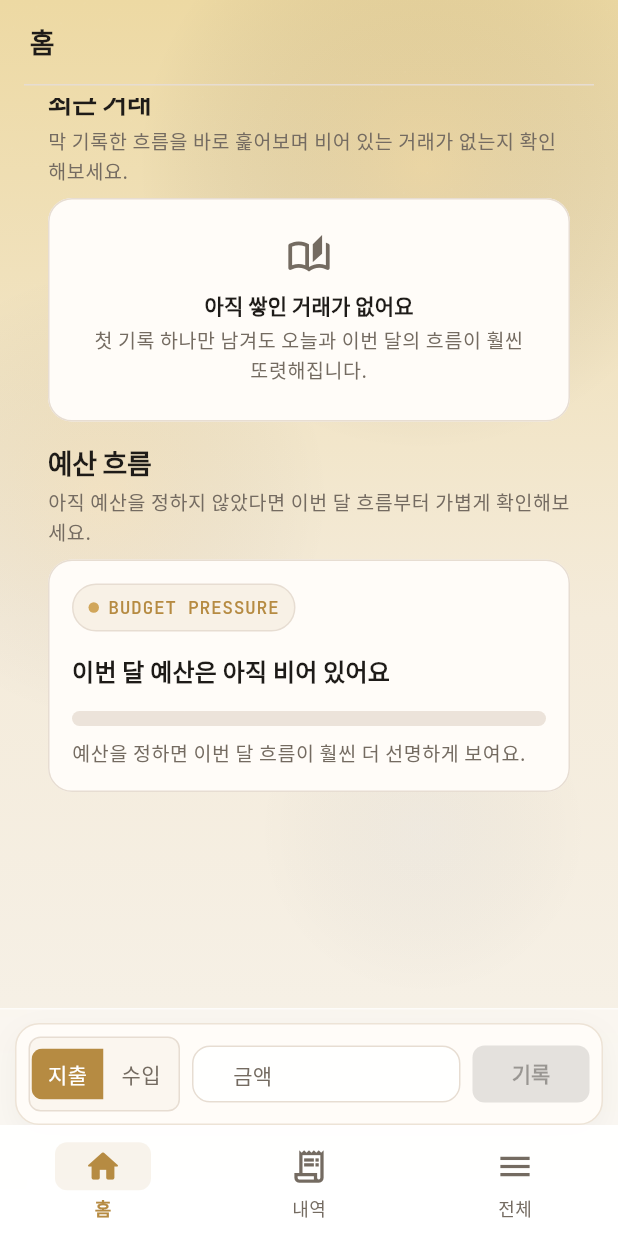
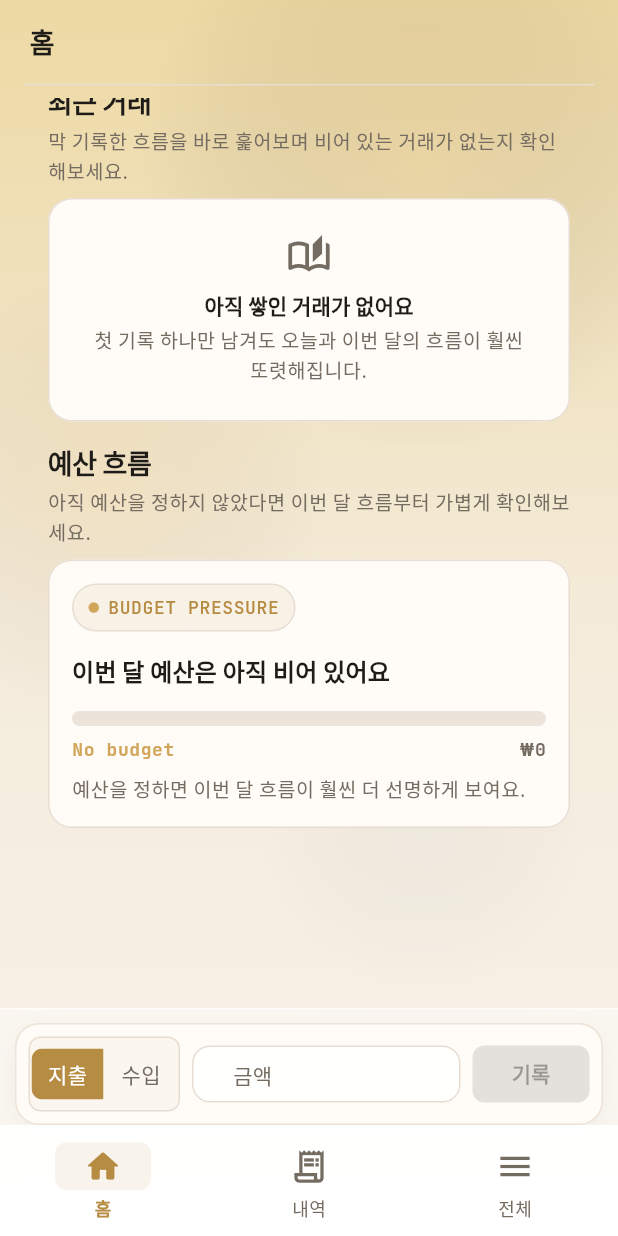
Before and after one commit to skypsj032-code/smart-wallet-app, a Flutter app: the screen it shows after launch, scrolled down 1073 dp, on a phone screen of 412 x 824 dp. Run offline on Flutter 3.47's test engine with Material 3 defaults, Android fonts, the light colour scheme and no system bars; our stand-ins replace camera, drift, file_picker, fl_chart, flutter_riverpod, go_router and 2 more; missing offline and left inert: google_mlkit_text_recognition; accounts and stored records are empty; generated files the repository leaves out were written again.

Commit message:
refactor: compact budget status card

```diff
--- a/lib/features/dashboard/presentation/dashboard_screen.dart
+++ b/lib/features/dashboard/presentation/dashboard_screen.dart
@@ -1487,6 +1487,7 @@ class _TodayLoopCard extends StatelessWidget {
     final hasTodayEntry = summary.todayTransactionCount > 0;
 
     return Card(
+      key: const Key('budget-status-card'),
       child: Padding(
         padding: const EdgeInsets.all(AppSpacing.md),
         child: Column(
@@ -2036,6 +2037,34 @@ class _BudgetStatusCard extends StatelessWidget {
               ),
             ),
             const SizedBox(height: AppSpacing.sm),
+            Row(
+              children: [
+                Expanded(
+                  child: Text(
+                    summary.totalBudget <= 0
+                        ? 'No budget'
+                        : '${(summary.budgetUsageRate * 100).clamp(0, 999).toStringAsFixed(0)}%',
+                    style: theme.textTheme.labelLarge?.copyWith(
+                      color: progressColor,
+                      fontWeight: FontWeight.w700,
+                    ),
+                  ),
+                ),
+                Expanded(
+                  child: Align(
+                    alignment: Alignment.centerRight,
+                    child: Text(
+                      formatCurrency(summary.remainingBudget),
+                      style: theme.textTheme.labelLarge?.copyWith(
+                        color: theme.colorScheme.onSurfaceVariant,
+                        fontWeight: FontWeight.w700,
+                      ),
+                    ),
+                  ),
+                ),
+              ],
+            ),
+            const SizedBox(height: AppSpacing.sm),
             Text(
               caption,
               style: theme.textTheme.bodySmall?.copyWith(
```
Also changed, not shown: 4 other files.
